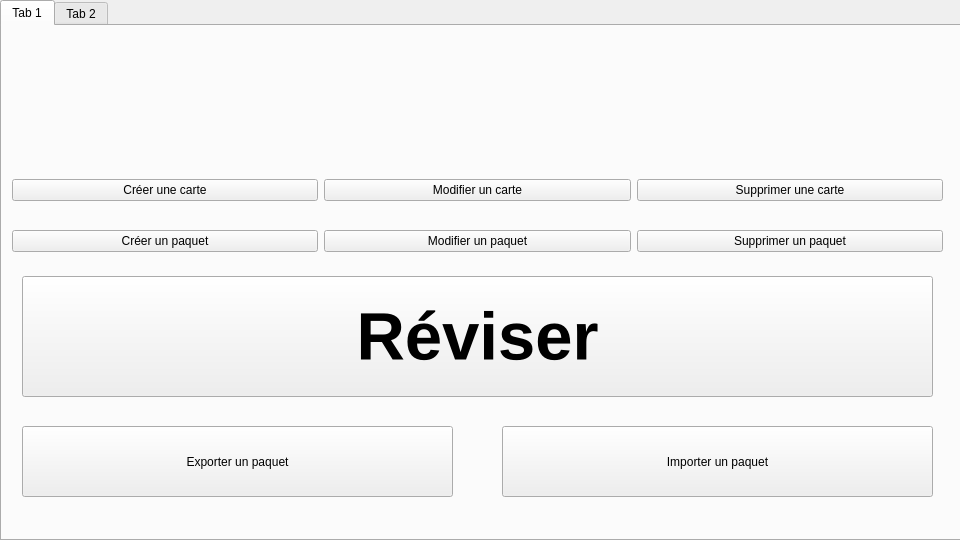
MaximeChone/RepEsp, file mainwindow.ui: the form before one commit.
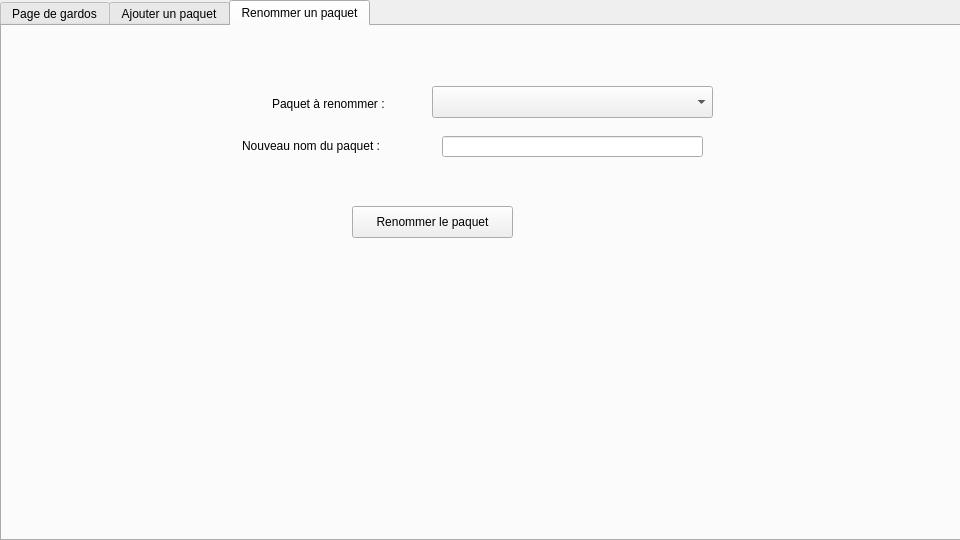
The form after the commit. The open tabs and pages were chosen to show the change.

Commit message: mise en place de la page pour créer un paquet ainsi qu'en renommer un

Patch:
```diff
--- a/mainwindow.ui
+++ b/mainwindow.ui
@@ -28,7 +28,7 @@
     </property>
     <widget class="QWidget" name="PageDeGardos">
      <attribute name="title">
-      <string>Tab 1</string>
+      <string>Page de gardos</string>
      </attribute>
      <widget class="QWidget" name="verticalLayoutWidget">
       <property name="geometry">
@@ -142,12 +142,113 @@
     </widget>
     <widget class="QWidget" name="CreerUnPaquito">
      <attribute name="title">
-      <string>Tab 2</string>
+      <string>Ajouter un paquet</string>
      </attribute>
+     <widget class="QLineEdit" name="lineEdit">
+      <property name="geometry">
+       <rect>
+        <x>480</x>
+        <y>70</y>
+        <width>241</width>
+        <height>21</height>
+       </rect>
+      </property>
+     </widget>
+     <widget class="QLabel" name="label">
+      <property name="geometry">
+       <rect>
+        <x>310</x>
+        <y>70</y>
+        <width>141</width>
+        <height>16</height>
+       </rect>
+      </property>
+      <property name="text">
+       <string>Nom du paquet :</string>
+      </property>
+     </widget>
+     <widget class="QPushButton" name="pushButton">
+      <property name="geometry">
+       <rect>
+        <x>390</x>
+        <y>140</y>
+        <width>114</width>
+        <height>32</height>
+       </rect>
+      </property>
+      <property name="text">
+       <string>Créer</string>
+      </property>
+     </widget>
+    </widget>
+    <widget class="QWidget" name="tab">
+     <attribute name="title">
+      <string>Renommer un paquet</string>
+     </attribute>
+     <widget class="QComboBox" name="comboBox">
+      <property name="geometry">
+       <rect>
+        <x>430</x>
+        <y>60</y>
+        <width>281</width>
+        <height>32</height>
+       </rect>
+      </property>
+     </widget>
+     <widget class="QLabel" name="label_2">
+      <property name="geometry">
+       <rect>
+        <x>270</x>
+        <y>70</y>
+        <width>131</width>
+        <height>16</height>
+       </rect>
+      </property>
+      <property name="text">
+       <string>Paquet à renommer :</string>
+      </property>
+     </widget>
+     <widget class="QLabel" name="label_3">
+      <property name="geometry">
+       <rect>
+        <x>240</x>
+        <y>110</y>
+        <width>161</width>
+        <height>20</height>
+       </rect>
+      </property>
+      <property name="text">
+       <string>Nouveau nom du paquet :</string>
+      </property>
+     </widget>
+     <widget class="QLineEdit" name="lineEdit_2">
+      <property name="geometry">
+       <rect>
+        <x>440</x>
+        <y>110</y>
+        <width>261</width>
+        <height>21</height>
+       </rect>
+      </property>
+     </widget>
+     <widget class="QPushButton" name="pushButton_2">
+      <property name="geometry">
+       <rect>
+        <x>350</x>
+        <y>180</y>
+        <width>161</width>
+        <height>32</height>
+       </rect>
+      </property>
+      <property name="text">
+       <string>Renommer le paquet</string>
+      </property>
+     </widget>
     </widget>
    </widget>
   </widget>
  </widget>
+ <layoutdefault spacing="6" margin="11"/>
  <resources/>
  <connections/>
 </ui>
```
The commit also changes 29 other files.
